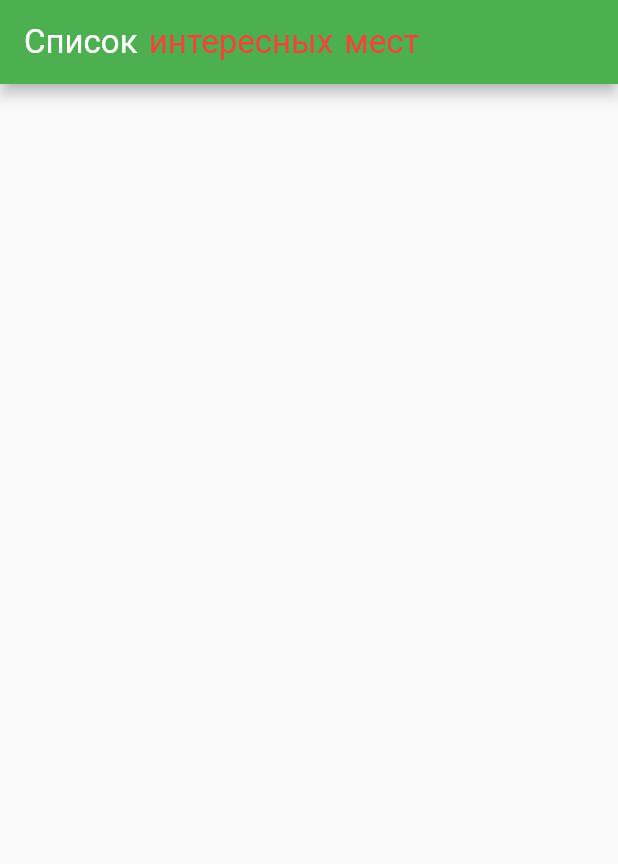
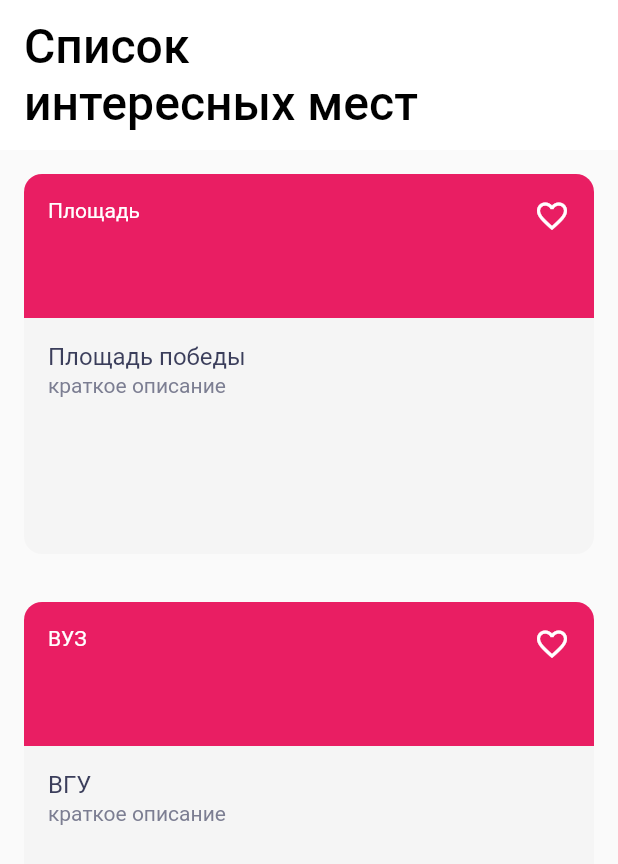
Before and after one commit to IrillK/surf-flutter-course-ivanov, a Flutter app: the screen it shows after launch, on a phone screen of 412 x 824 dp. Shown: the top 864 px of the screen. Run offline on Flutter 3.47's test engine with Material 2 defaults, Android fonts, the phone set to English and light mode, and no system bars.

Commit message:
Add files via upload

```diff
--- a/places/lib/main.dart
+++ b/places/lib/main.dart
@@ -1,8 +1,13 @@
 import 'package:flutter/material.dart';
+import 'package:places/ui/screen/sight_list_screen.dart';
+import 'package:places/ui/screen/sight_details.dart';
+import 'package:places/ui/screen/sight_card.dart';
 import 'package:places/ui/screen/sight_screen.dart';
 
+import 'package:places/mocks.dart';
+
 void main() {
-  runApp(App());
+  runApp(MyApp());
 }
 
 class MyApp extends StatelessWidget {
@@ -12,22 +17,10 @@ class MyApp extends StatelessWidget {
     return MaterialApp(
       title: 'Flutter Demo',
       theme: ThemeData(
-        // This is the theme of your application.
-        //
-        // Try running your application with "flutter run". You'll see the
-        // application has a blue toolbar. Then, without quitting the app, try
-        // changing the primarySwatch below to Colors.green and then invoke
-        // "hot reload" (press "r" in the console where you ran "flutter run",
-        // or simply save your changes to "hot reload" in a Flutter IDE).
-        // Notice that the counter didn't reset back to zero; the application
-        // is not restarted.
-        primarySwatch: Colors.blue,
-        // This makes the visual density adapt to the platform that you run
-        // the app on. For desktop platforms, the controls will be smaller and
-        // closer together (more dense) than on mobile platforms.
+        primarySwatch: Colors.green,
         visualDensity: VisualDensity.adaptivePlatformDensity,
       ),
-      home: MyFirstWidget(),
+      home: SightList(),
     );
   }
 }
@@ -42,11 +35,12 @@ class App extends StatelessWidget{
         primarySwatch: Colors.green,
         visualDensity: VisualDensity.adaptivePlatformDensity,
       ) ,
-      home:SightScreen(firstPartTitle: "Список ",secondPartTitle: "интересных мест",),
+      home: SightList()
     );
   }
 
 }
+
 
 class MyFirstWidget extends StatelessWidget{
 
@@ -67,12 +61,10 @@ class MyFirstWidget extends StatelessWidget{
     );
   }
 }
-
 class MySecondWidget extends StatefulWidget{
   @override
   State<StatefulWidget> createState() => _MySecondWidgetState();
 }
-
 class _MySecondWidgetState extends State<MySecondWidget>{
 
   Type contextRunType(){
@@ -92,8 +84,6 @@ class _MySecondWidgetState extends State<MySecondWidget>{
     );
   }
 }
-
-
 class MyHomePage extends StatefulWidget {
   MyHomePage({Key key, this.title}) : super(key: key);
 
@@ -102,7 +92,6 @@ class MyHomePage extends StatefulWidget {
   @override
   _MyHomePageState createState() => _MyHomePageState();
 }
-
 class _MyHomePageState extends State<MyHomePage> {
   int _counter = 0;
 
--- /dev/null
+++ b/places/lib/strings.dart
@@ -0,0 +1,5 @@
+String buildRoute = "ПОСТРОИТЬ МАРШРУТ";
+String schedule = "Запланировать";
+String toFavorites = "В Избранное";
+String listOfInterestingPlaces = "Список \nинтересных мест";
+String shortDescription = "краткое описание";
--- /dev/null
+++ b/places/lib/ui/screen/MyAppBar.dart
@@ -0,0 +1,81 @@
+import 'package:flutter/cupertino.dart';
+import 'package:flutter/material.dart';
+
+import 'package:places/strings.dart';
+
+class MyAppBar extends StatelessWidget implements PreferredSizeWidget {
+  final double height;
+
+  const MyAppBar({
+    Key key,
+    @required this.height,
+  }) : super(key: key);
+
+  @override
+  Widget build(BuildContext context) {
+    return AppBar(
+      title: Container(
+        color: Colors.white,
+        child: Text(
+          listOfInterestingPlaces,
+          style: TextStyle(
+            color: Colors.black,
+            fontSize: 32,
+          ),
+        ),
+      ),
+      toolbarHeight: 100,
+      centerTitle: false,
+      elevation: 0,
+      backgroundColor: Colors.white,
+    );
+  }
+
+  @override
+  Size get preferredSize => Size.fromHeight(height);
+
+
+}
+
+class MyCustomAppBar extends StatelessWidget implements PreferredSizeWidget {
+  final double height;
+
+  const MyCustomAppBar({
+    Key key,
+    @required this.height,
+  }) : super(key: key);
+
+  @override
+  Widget build(BuildContext context) {
+    return Column(
+      children: [
+        Container(
+          color: Colors.grey[300],
+          child: Padding(
+            padding: EdgeInsets.all(30),
+            child: AppBar(
+              title: Container(
+                color: Colors.white,
+                child: TextField(
+                  decoration: InputDecoration(
+                    hintText: "Search",
+                    contentPadding: EdgeInsets.all(10),
+                  ),
+                ),
+              ),
+              actions: [
+                IconButton(
+                  icon: Icon(Icons.verified_user),
+                  onPressed: () => null,
+                ),
+              ],
+            ) ,
+          ),
+        ),
+      ],
+    );
+  }
+
+  @override
+  Size get preferredSize => Size.fromHeight(height);
+}
--- /dev/null
+++ b/places/lib/ui/screen/sight_card.dart
@@ -0,0 +1,106 @@
+import 'package:flutter/material.dart';
+import 'package:places/domain/sight.dart';
+import 'package:places/strings.dart';
+
+class SightCard extends StatelessWidget {
+  const SightCard({Key key, this.sight}) : super(key: key);
+
+  final Sight sight;
+
+  @override
+  Widget build(BuildContext context) {
+    return AspectRatio(
+      aspectRatio: 3 / 2,
+      child: ClipRRect(
+        borderRadius: BorderRadius.circular(12.0),
+        child: Container(
+          color: Color(0xFFF5F5F5),
+          height: 188,
+          child: Column(
+            children: [
+              _buildImage(context),
+              SizedBox(
+                height: 16,
+                width: double.infinity,
+              ),
+              _buildBottom(context),
+            ],
+          ),
+        ),
+      ),
+    );
+  }
+
+  Widget _buildImage(BuildContext context) {
+    return Stack(
+      children: [
+        Container(
+          height: 96,
+          decoration: BoxDecoration(
+            color: Colors.pink,
+          ),
+        ),
+        Positioned(
+          top: 16,
+          right: 16,
+          child: Align(
+            alignment: Alignment.topRight,
+            child: Icon(Icons.favorite_border, color: Colors.white),
+          ),
+        ),
+        Positioned(
+          top: 16,
+          left: 16,
+          child: Align(
+            alignment: Alignment.topLeft,
+            child: Text(
+              sight.type,
+              style: TextStyle(
+                color: Colors.white,
+                fontSize: 14,
+              ),
+            ),
+          ),
+        ),
+      ],
+    );
+  }
+
+  Widget _buildBottom(BuildContext context) {
+    return Container(
+      width: double.infinity,
+      height: 76,
+      color: Color(0xFFF5F5F5),
+      padding: const EdgeInsets.fromLTRB(16.0, 0, 16.0, 16.0),
+      child: Column(
+        crossAxisAlignment: CrossAxisAlignment.start,
+        children: [
+          Container(
+            padding: const EdgeInsets.only(bottom: 2),
+            child: ConstrainedBox(
+              constraints: BoxConstraints(
+                maxWidth: MediaQuery.of(context).size.width / 2,
+              ),
+              child: Text(
+                sight.nameSights,
+                style: TextStyle(
+                  fontSize: 16,
+                  color: Color(0xFF3B3E5B),
+                ),
+              ),
+            ),
+          ),
+          ConstrainedBox(
+            constraints: BoxConstraints(
+              maxWidth: MediaQuery.of(context).size.width / 2,
+            ),
+            child: Text(
+              shortDescription,
+              style: TextStyle(fontSize: 14, color: Color(0xFF7C7E92)),
+            ),
+          )
+        ],
+      ),
+    );
+  }
+}
--- /dev/null
+++ b/places/lib/ui/screen/sight_list_screen.dart
@@ -0,0 +1,28 @@
+import 'package:flutter/material.dart';
+import 'package:places/ui/screen/MyAppBar.dart';
+import 'package:places/ui/screen/sight_card.dart';
+import 'package:places/mocks.dart';
+import 'package:places/strings.dart';
+
+class SightList extends StatelessWidget {
+  @override
+  Widget build(BuildContext context) {
+    return Scaffold(
+      appBar: MyAppBar(height: 100,),
+      body: SingleChildScrollView(
+        child: Column(
+          children: [
+            Container(
+              padding: const EdgeInsets.all(16.0),
+              child: SightCard(sight: mocks[0]),
+            ),
+            Container(
+              padding: const EdgeInsets.all(16.0),
+              child: SightCard(sight: mocks[1]),
+            ),
+          ],
+        ),
+      ),
+    );
+  }
+}
```
Also changed, not shown: places/lib/mocks.dart (+25 -4 lines), places/lib/ui/screen/sight_details.dart (added, +171 -0 lines).
